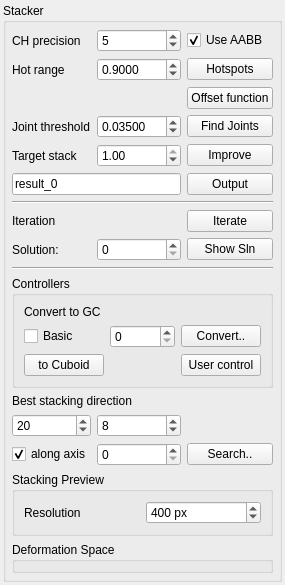
Above: Stacker/StackerWidget.ui from HonghuaLi/stacker before the change. Below: the same form after it.
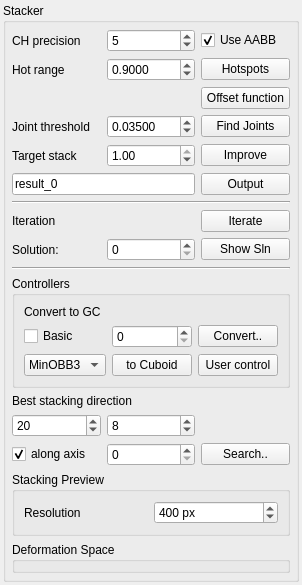
That is the form after the change.

Commit message: Controllers can be saved. Different methods to fit a cuboid primitive.

```diff
--- a/Stacker/StackerWidget.ui
+++ b/Stacker/StackerWidget.ui
@@ -6,7 +6,7 @@
    <rect>
     <x>0</x>
     <y>0</y>
-    <width>257</width>
+    <width>271</width>
     <height>536</height>
    </rect>
   </property>
@@ -178,13 +178,32 @@
          <item row="2" column="1">
           <widget class="QSpinBox" name="convertGcAxis"/>
          </item>
-         <item row="3" column="0">
+         <item row="3" column="1">
           <widget class="QPushButton" name="convertToCuboid">
            <property name="text">
             <string>to Cuboid</string>
            </property>
           </widget>
          </item>
+         <item row="3" column="0">
+          <widget class="QComboBox" name="cuboidMethod">
+           <item>
+            <property name="text">
+             <string>MinOBB3</string>
+            </property>
+           </item>
+           <item>
+            <property name="text">
+             <string>OBB</string>
+            </property>
+           </item>
+           <item>
+            <property name="text">
+             <string>OBB2</string>
+            </property>
+           </item>
+          </widget>
+         </item>
         </layout>
        </widget>
       </item>
```
The commit also changes 18 other files.
